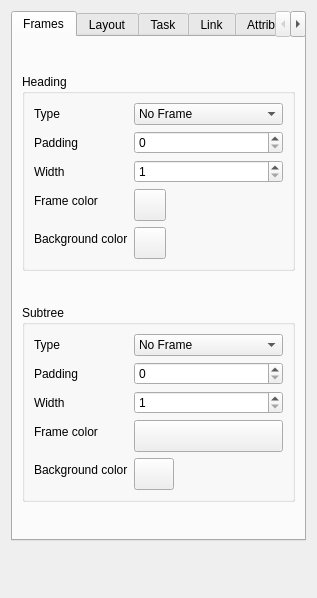
This is forms/branchpropeditor.ui in insilmaril/vym as Qt 5 draws it before an edit. The edited form follows.
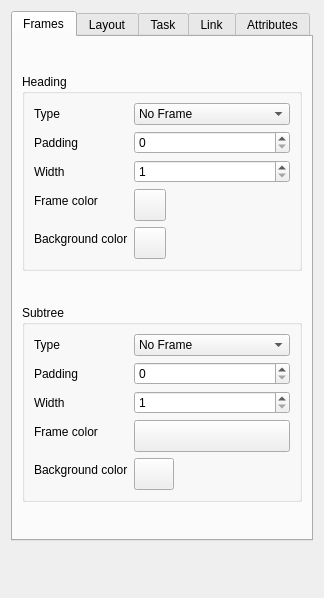
This is the edited form.

```diff
--- a/forms/branchpropeditor.ui
+++ b/forms/branchpropeditor.ui
@@ -6,7 +6,7 @@
    <rect>
     <x>0</x>
     <y>0</y>
-    <width>317</width>
+    <width>324</width>
     <height>598</height>
    </rect>
   </property>
```
Left out of the diff: 2 changed lines with no effect on the pictures.
